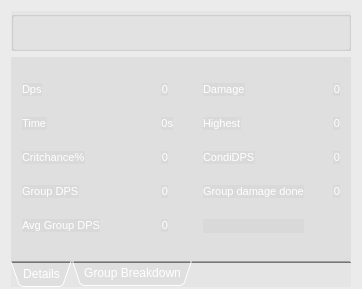
The window that mainwindow.ui (Tyrox92/Gw2SPECS) describes before a commit, drawn with Qt 5.
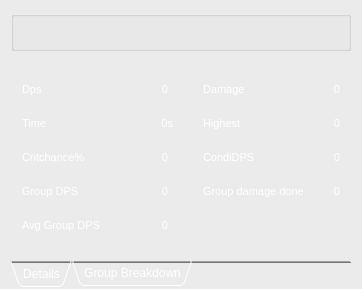
The same window after the commit. Icons and pictures are not drawn.

```diff
--- a/mainwindow.ui
+++ b/mainwindow.ui
@@ -297,7 +297,8 @@
        <bool>false</bool>
       </property>
       <property name="styleSheet">
-       <string notr="true">color: rgb(255, 255, 255);</string>
+       <string notr="true">color: rgb(255, 255, 255);
+background-color: rgba(255, 255, 255, 0%);</string>
       </property>
       <property name="tabPosition">
        <enum>QTabWidget::South</enum>
@@ -2496,6 +2497,9 @@
         <height>40</height>
        </size>
       </property>
+      <property name="styleSheet">
+       <string notr="true">background-color: rgba(255, 255, 255, 0%);</string>
+      </property>
       <property name="title">
        <string/>
       </property>
```
